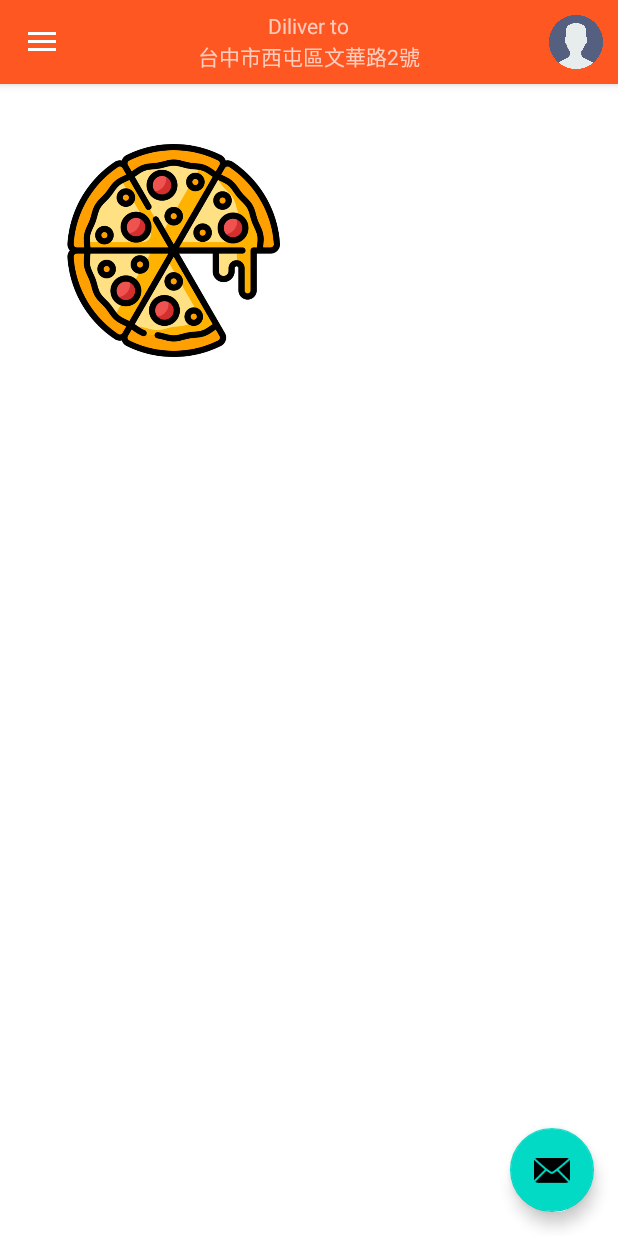
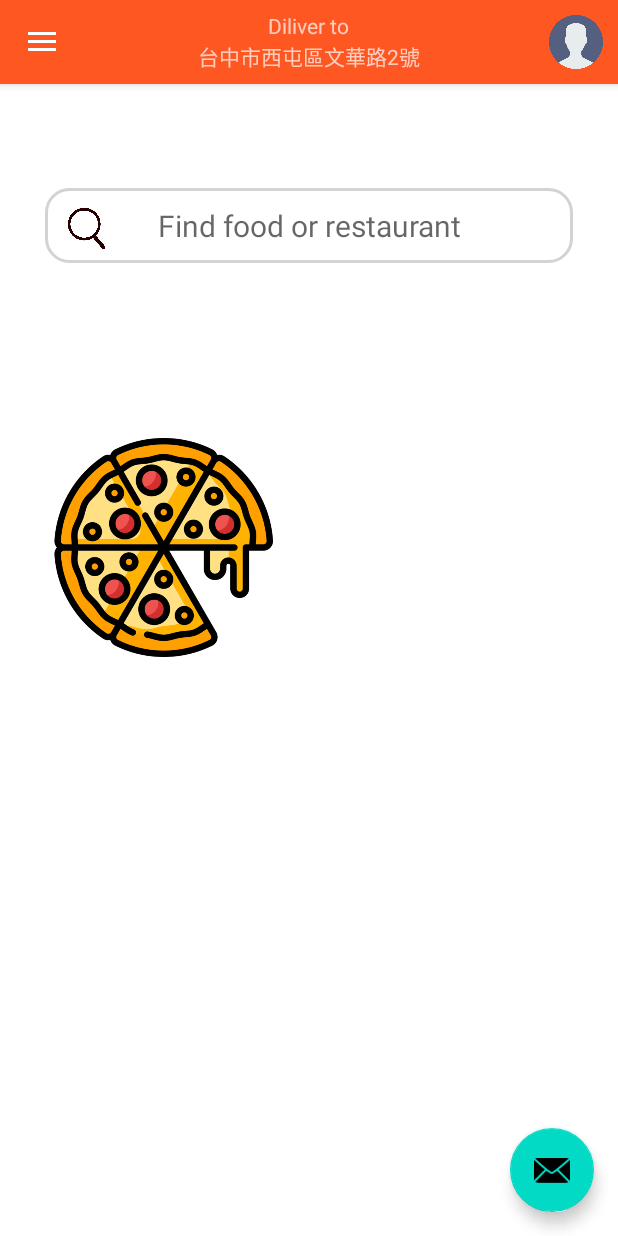
Before and after one commit to YongXiang12/Food_delivery_application, an Android app: the screen it shows after launch (MainActivity), on a phone screen of 412 x 824 dp. Run offline under Robolectric (Android 15) with nearby library versions, the phone set to English and light mode, and no system bars; our stand-ins replace navigation-ui.

Commit message:
初始建構搜尋UI

```diff
--- a/app/src/main/AndroidManifest.xml
+++ b/app/src/main/AndroidManifest.xml
@@ -9,6 +9,9 @@
         android:roundIcon="@mipmap/ic_launcher_round"
         android:supportsRtl="true"
         android:theme="@style/Theme.Nav4">
+        <activity
+            android:name=".ui.search.SearchPage"
+            android:exported="false" />
         <activity
             android:name=".RestaurantMenu"
             android:exported="false" />
--- a/app/src/main/java/fcu/mp110/food_delivery_app/MainActivity.java
+++ b/app/src/main/java/fcu/mp110/food_delivery_app/MainActivity.java
@@ -10,7 +10,6 @@ import android.widget.TextView;
 
 import com.google.android.material.navigation.NavigationView;
 
-import androidx.appcompat.app.ActionBarDrawerToggle;
 import androidx.appcompat.widget.Toolbar;
 import androidx.navigation.NavController;
 import androidx.navigation.Navigation;
@@ -20,6 +19,7 @@ import androidx.drawerlayout.widget.DrawerLayout;
 import androidx.appcompat.app.AppCompatActivity;
 
 import fcu.mp110.food_delivery_app.databinding.ActivityMainBinding;
+import fcu.mp110.food_delivery_app.ui.search.SearchPage;
 import fcu.mp110.food_delivery_app.ui.store.StoreActivity;
 
 public class MainActivity extends AppCompatActivity {
@@ -75,6 +75,19 @@ public class MainActivity extends AppCompatActivity {
             }
         });
 
+
+        // Search TextField init
+        TextView Search_TextField = findViewById(R.id.Search_TextField);
+        Search_TextField.setOnClickListener(new View.OnClickListener(){
+
+            @Override
+            public void onClick (View view){
+                Intent it = new Intent(MainActivity.this, SearchPage.class);
+                startActivity(it);
+            }
+        });
+
+
         /*ActionBarDrawerToggle toggle = new ActionBarDrawerToggle(
                 this, drawer, tb, R.string.navigation_drawer_open, R.string.navigation_drawer_close);
         drawer.setDrawerListener(toggle);
--- /dev/null
+++ b/app/src/main/res/drawable/search_textfield_shape.xml
@@ -0,0 +1,12 @@
+<?xml version="1.0" encoding="utf-8"?>
+<selector xmlns:android="http://schemas.android.com/apk/res/android">
+    <item>
+        <shape>
+
+            <stroke
+                android:width="2dp"
+                android:color="#D3D3D3" />
+            <corners android:radius="15dp" />
+        </shape>
+    </item>
+</selector>
--- a/app/src/main/res/layout/content_main.xml
+++ b/app/src/main/res/layout/content_main.xml
@@ -13,6 +13,7 @@
         android:layout_width="match_parent"
         android:layout_height="match_parent"
         app:defaultNavHost="true"
+        app:layout_constraintHorizontal_bias="0.0"
         app:layout_constraintLeft_toLeftOf="parent"
         app:layout_constraintRight_toRightOf="parent"
         app:layout_constraintTop_toTopOf="parent"
@@ -20,12 +21,46 @@
 
     <ImageView
         android:id="@+id/main_pizza"
-        android:layout_width="151dp"
-        android:layout_height="142dp"
-        android:layout_marginStart="40dp"
-        android:layout_marginTop="40dp"
+        android:layout_width="162dp"
+        android:layout_height="146dp"
+        android:layout_marginStart="28dp"
+        android:layout_marginTop="236dp"
         app:layout_constraintStart_toStartOf="parent"
         app:layout_constraintTop_toTopOf="parent"
         app:srcCompat="@drawable/pizza" />
 
+    <TextView
+        android:id="@+id/Search_TextField"
+        android:layout_width="0dp"
+        android:layout_height="50dp"
+        android:layout_marginStart="30dp"
+        android:layout_marginEnd="30dp"
+        android:autoText="false"
+        android:background="@drawable/search_textfield_shape"
+        android:gravity="center"
+        android:hint="Find food or restaurant"
+        android:textAlignment="center"
+        android:textSize="20sp"
+
+        app:layout_constraintBottom_toBottomOf="parent"
+        app:layout_constraintEnd_toEndOf="@+id/nav_host_fragment_content_main"
+        app:layout_constraintHorizontal_bias="0.0"
+        app:layout_constraintStart_toStartOf="parent"
+        app:layout_constraintTop_toTopOf="parent"
+        app:layout_constraintVertical_bias="0.097" />
+
+    <ImageView
+        android:id="@+id/imageView2"
+        android:layout_width="35dp"
+        android:layout_height="35dp"
+        android:layout_marginStart="10dp"
+        android:layout_marginBottom="5dp"
+        app:layout_constraintBottom_toBottomOf="@+id/Search_TextField"
+        app:layout_constraintEnd_toEndOf="@+id/Search_TextField"
+        app:layout_constraintHorizontal_bias="0.0"
+        app:layout_constraintStart_toStartOf="@+id/Search_TextField"
+        app:layout_constraintTop_toTopOf="@+id/Search_TextField"
+        app:layout_constraintVertical_bias="1.0"
+        app:srcCompat="@drawable/search" />
+
 </androidx.constraintlayout.widget.ConstraintLayout>
```
Also changed, not shown: app/src/main/java/fcu/mp110/food_delivery_app/ui/search/SearchPage.java (added, +15 -0 lines), app/src/main/res/drawable/no_click_togglebutton.xml (added, +11 -0 lines), app/src/main/res/layout/searchpage.xml (added, +193 -0 lines), app/src/main/res/drawable/search.png (added).
